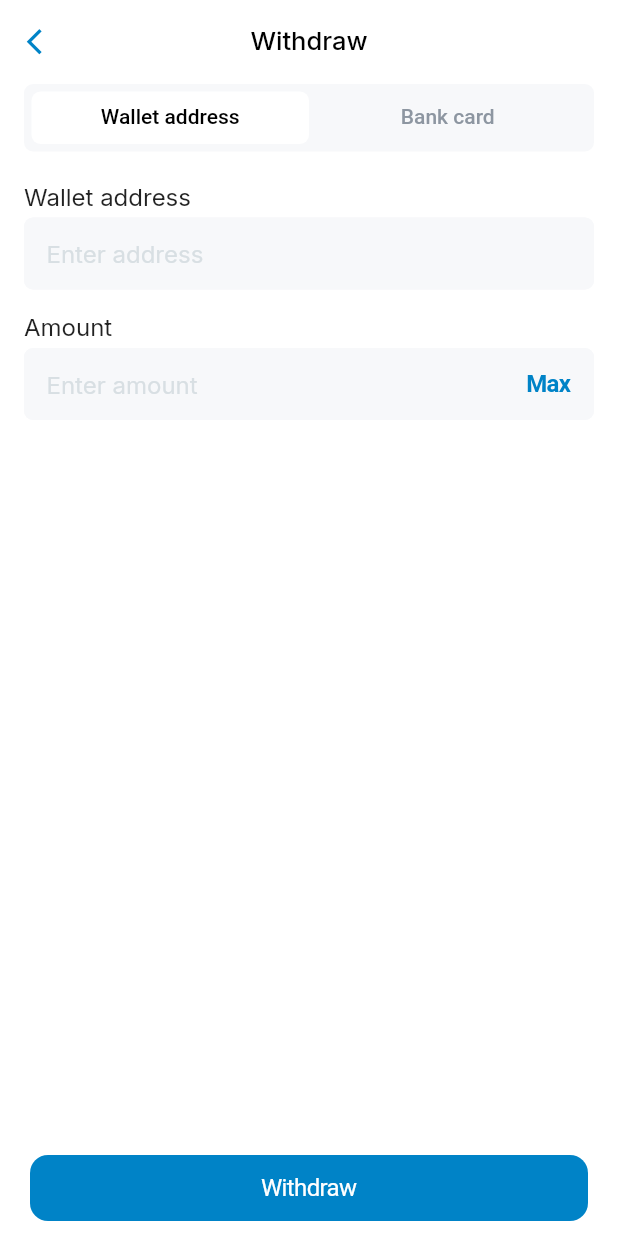
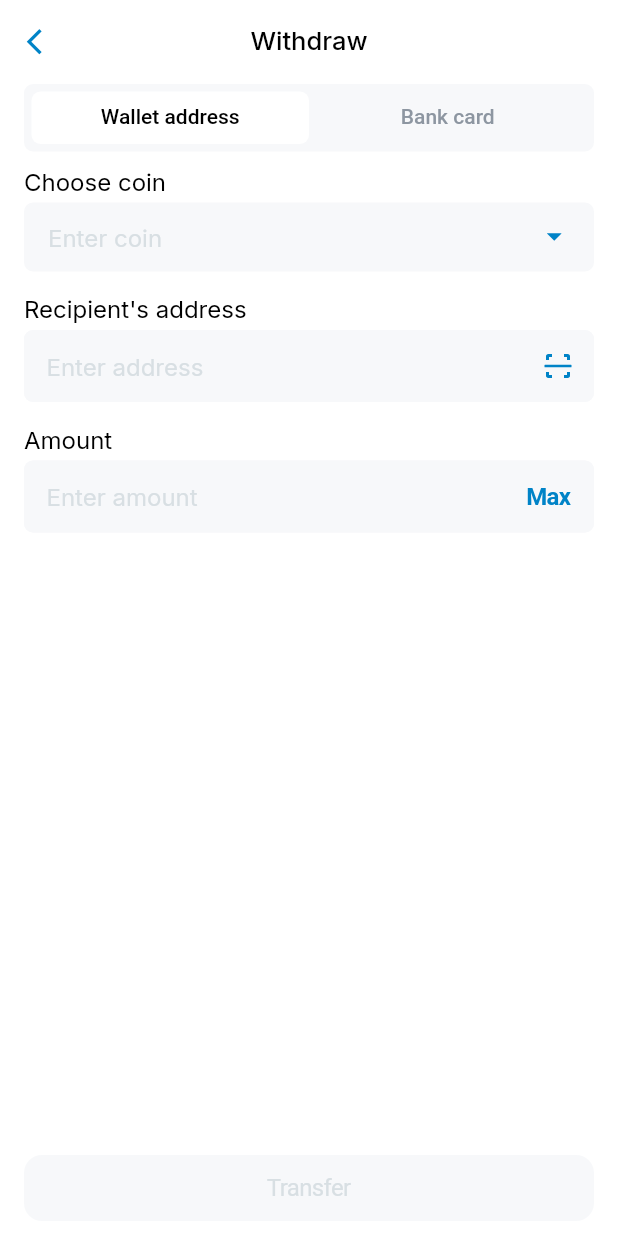
Before and after one commit to WorkQuest/mobile-wallet, a Flutter app: the WithdrawPage screen opened directly, on a phone screen of 412 x 824 dp. Run offline on Flutter 3.47's test engine with Material 2 defaults, Android fonts, the phone set to English and light mode, and no system bars; our stand-ins replace carousel_slider, dio, easy_localization, equatable, expandable, flutter_mobx and 11 more; missing offline and left inert: bech32, bip32, bip39, majascan, web3dart; accounts and stored records are empty; generated files the repository leaves out were written again.

Commit message:
Add transfer in withdraw page

```diff
--- a/lib/ui/transfer_page/transfer_page.dart
+++ b/lib/ui/transfer_page/transfer_page.dart
@@ -16,7 +16,6 @@ import 'package:workquest_wallet_app/utils/alert_dialog.dart';
 import 'package:workquest_wallet_app/widgets/default_button.dart';
 import 'package:workquest_wallet_app/widgets/default_textfield.dart';
 import 'package:workquest_wallet_app/widgets/layout_with_scroll.dart';
-import 'package:workquest_wallet_app/widgets/main_app_bar.dart';
 import 'package:workquest_wallet_app/widgets/observer_consumer.dart';
 import 'package:workquest_wallet_app/widgets/selected_item.dart';
 import 'package:majascan/majascan.dart';
@@ -77,9 +76,9 @@ class _TransferPageState extends State<TransferPage> {
     _initCoins();
     return Scaffold(
       backgroundColor: Colors.white,
-      appBar: MainAppBar(
-        title: "wallet.transfer".tr(),
-      ),
+      // appBar: DefaultAppBar(
+      //   title: 'wallet.withdraw'.tr(),
+      // ),
       body: LayoutWithScroll(
         child: Observer(
           builder: (_) => Padding(
@@ -222,7 +221,7 @@ class _TransferPageState extends State<TransferPage> {
         ),
       ),
       bottomNavigationBar: Padding(
-        padding: const EdgeInsets.only(bottom: 30.0, left: 16.0, right: 16.0),
+        padding: EdgeInsets.only(bottom: 10 + MediaQuery.of(context).padding.bottom, left: 16.0, right: 16.0),
         child: SizedBox(
           width: double.infinity,
           child: Observer(
--- a/lib/ui/withdraw_page/withdraw_page.dart
+++ b/lib/ui/withdraw_page/withdraw_page.dart
@@ -3,6 +3,7 @@ import 'package:flutter/cupertino.dart';
 import 'package:flutter/material.dart';
 import 'package:mask_text_input_formatter/mask_text_input_formatter.dart';
 import 'package:workquest_wallet_app/constants.dart';
+import 'package:workquest_wallet_app/ui/transfer_page/transfer_page.dart';
 import 'package:workquest_wallet_app/ui/withdraw_page/withdraw_bank_card.dart';
 import 'package:workquest_wallet_app/widgets/custom_tab_bar.dart';
 import 'package:workquest_wallet_app/widgets/default_app_bar.dart';
@@ -56,7 +57,7 @@ class _WithdrawPageState extends State<WithdrawPage>
             Expanded(
               child: TabBarView(
                 controller: _tabController,
-                children: const [_WithdrawWalletAddress(), WithdrawBankCard()],
+                children: const [TransferPage(), WithdrawBankCard()],
               ),
             ),
           ],
```
Also changed, not shown: lib/ui/main_page/main_page.dart (+2 -22 lines).
